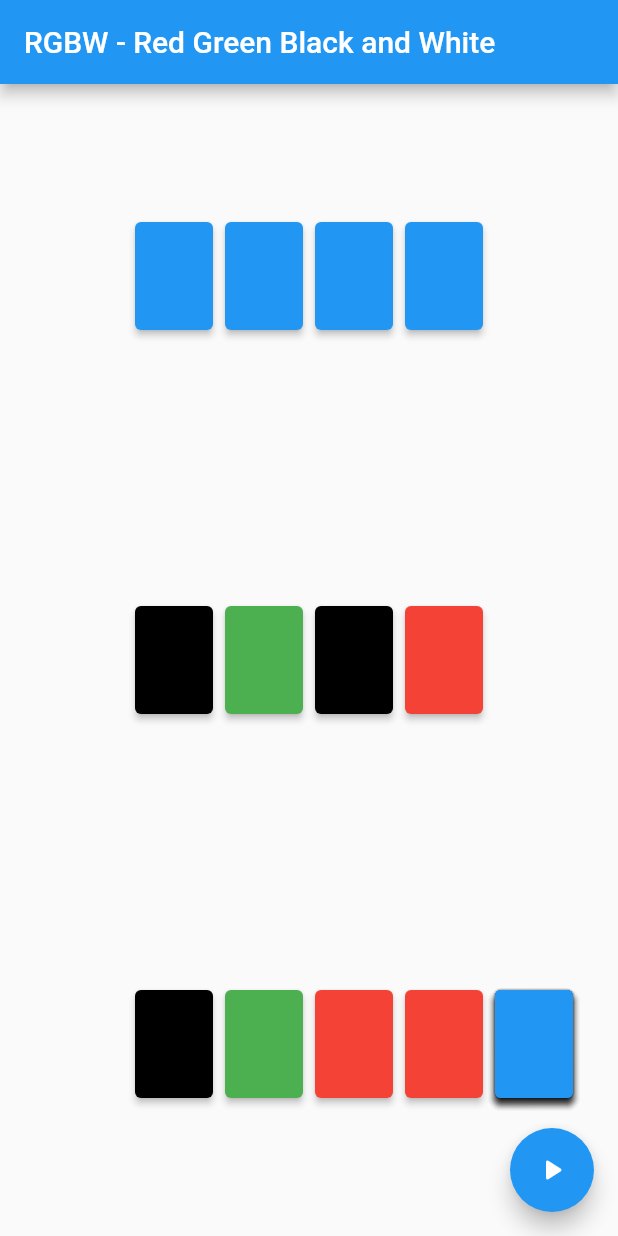
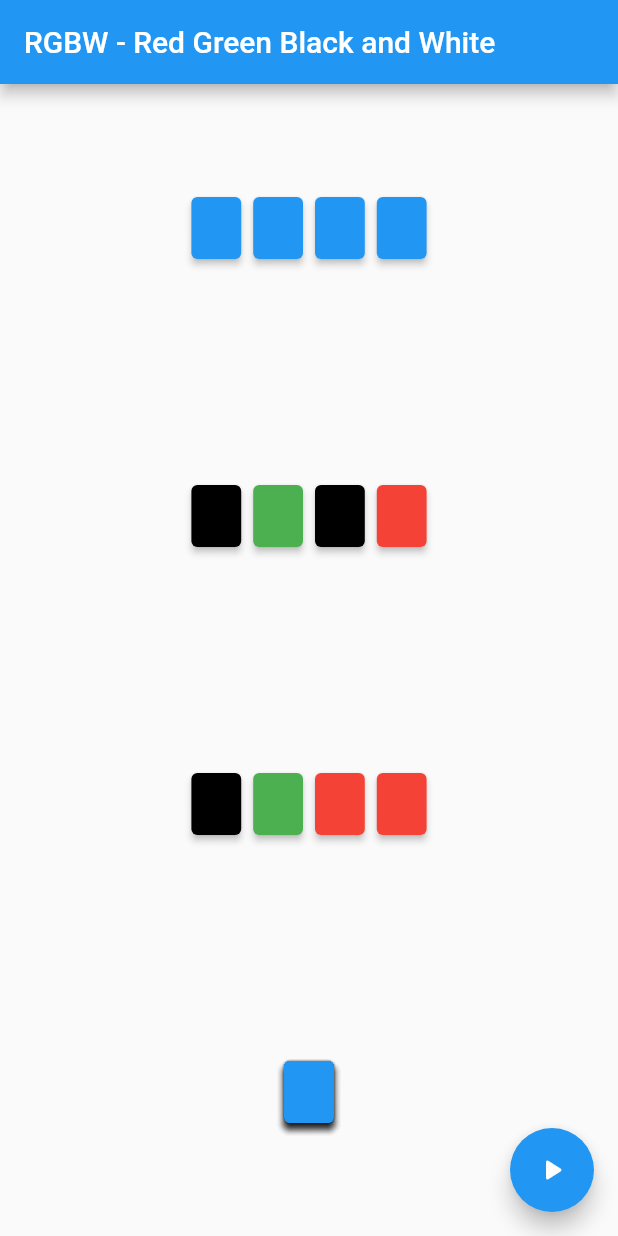
Before and after one commit to hasundue/RGBW, a Flutter app: the screen it shows after launch, after a tap on the "play arrow" icon, on a phone screen of 412 x 824 dp. Run offline on Flutter 3.47's test engine with Material 2 defaults, Android fonts, the phone set to English and light mode, and no system bars; our stand-ins replace flutter_riverpod, riverpod.

Commit message:
Relative card size

```diff
--- a/lib/card.dart
+++ b/lib/card.dart
@@ -1,8 +1,12 @@
 import 'package:flutter/material.dart';
+
+const widthRatio = 0.1;
+const heightRatio = 0.12;
 
 class ColoredCard extends SizedBox {
   ColoredCard({Key? key,
                Color color = Colors.blue,
+               Size size = const Size(1280, 800),
                bool facedown = false})
   : super(
     key: key,
@@ -10,16 +14,16 @@ class ColoredCard extends SizedBox {
       color: facedown ? Colors.blue : color,
       elevation: 2,
     ),
-    width: 60,
-    height: 80,
+    width: size.width * widthRatio,
+    height: size.width * heightRatio,
   );
 }
 
 @immutable
 class DummyCard extends SizedBox {
-  const DummyCard({Key? key}) : super(
+  DummyCard({Key? key, Size size = const Size(1280, 800)}) : super(
     key: key,
-    width: 60,
-    height: 80,
+    width: size.width * widthRatio,
+    height: size.width * heightRatio,
   );
 }
--- a/lib/main.dart
+++ b/lib/main.dart
@@ -42,28 +42,12 @@ class Home extends ConsumerWidget {
           mainAxisAlignment: MainAxisAlignment.center,
           children: [
             Column(
-              children: const [
-                DummyCard(),
-              ],
-            ),
-            Column(
               mainAxisAlignment: MainAxisAlignment.spaceAround,
               children: const [
                 OpponCards(),
                 FieldCards(),
                 PlayerCards(),
-              ],
-            ),
-            Column(
-              mainAxisAlignment: MainAxisAlignment.spaceAround,
-              children: [
-                const DummyCard(),
-                const DummyCard(),
-                Row(
-                  children: const [
-                    DeckCards(),
-                  ]
-                ),
+                DeckCards(),
               ],
             ),
           ],
@@ -140,8 +124,9 @@ class OpponCard extends ConsumerWidget {
 
   @override
   Widget build(BuildContext context, WidgetRef ref) {
+    final Size deviceSize = MediaQuery.of(context).size;
     final Color color = ref.watch(opponCardsProvider)[id];
-    return ColoredCard(color: color, facedown: true);
+    return ColoredCard(color: color, facedown: true, size: deviceSize);
   }
 }
 
@@ -152,12 +137,13 @@ class PlayerCard extends ConsumerWidget {
 
   @override
   Widget build(BuildContext context, WidgetRef ref) {
+    final Size deviceSize = MediaQuery.of(context).size;
     final Color color = ref.watch(playerCardsProvider)[id];
     return Draggable(
       data: {'id': id, 'color': color},
-      child: ColoredCard(color: color),
-      feedback: ColoredCard(color: color),
-      childWhenDragging: const DummyCard(),
+      child: ColoredCard(color: color, size: deviceSize),
+      feedback: ColoredCard(color: color, size: deviceSize),
+      childWhenDragging: DummyCard(size: deviceSize),
     );
   }
 }
@@ -169,10 +155,11 @@ class FieldCard extends ConsumerWidget {
 
   @override
   Widget build(BuildContext context, WidgetRef ref) {
+    final Size deviceSize = MediaQuery.of(context).size;
     Color color = ref.watch(fieldCardsProvider)[id];
     return DragTarget(
       builder: (context, accepted, rejected) {
-        return ColoredCard(color: color);
+        return ColoredCard(color: color, size: deviceSize);
       },
       onAccept: (Map data) {
         if (data['color'] != color) {
@@ -190,15 +177,16 @@ class DeckCards extends ConsumerWidget {
 
   @override
   Widget build(BuildContext context, WidgetRef ref) {
+    final Size deviceSize = MediaQuery.of(context).size;
     final List<Color> deck = List.from(ref.watch(deckProvider).reversed);
     return Stack(
       children: [
         for (var i = 0; i < deck.length - 1; i++)
-          ColoredCard(color: deck[i], facedown: true),
+          ColoredCard(color: deck[i], size: deviceSize, facedown: true),
         Draggable(
-          child: ColoredCard(color: deck.last, facedown: true),
-          feedback: ColoredCard(color: deck.last, facedown: true),
-          childWhenDragging: const DummyCard(),
+          child: ColoredCard(color: deck.last, size: deviceSize, facedown: true),
+          feedback: ColoredCard(color: deck.last, size: deviceSize, facedown: true),
+          childWhenDragging: DummyCard(size: deviceSize),
         ),
       ],
     );
```
